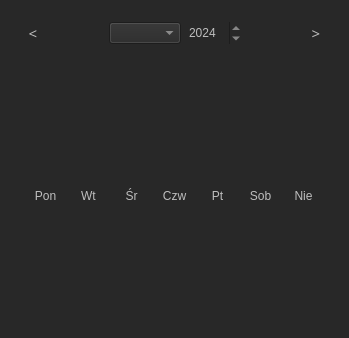
Qt form src/mainwindow.ui (tototmek/PeriodCalendar) before a commit.
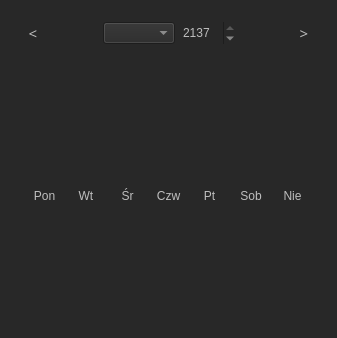
The same form after that commit.

The edit to the form file:
```diff
--- a/src/mainwindow.ui
+++ b/src/mainwindow.ui
@@ -6,7 +6,7 @@
    <rect>
     <x>0</x>
     <y>0</y>
-    <width>349</width>
+    <width>337</width>
     <height>338</height>
    </rect>
   </property>
@@ -121,6 +121,9 @@
        </item>
        <item>
         <widget class="QSpinBox" name="yearSpinBox">
+         <property name="styleSheet">
+          <string notr="true"/>
+         </property>
          <property name="frame">
           <bool>false</bool>
          </property>
@@ -131,7 +134,7 @@
           <number>2137</number>
          </property>
          <property name="value">
-          <number>2024</number>
+          <number>2137</number>
          </property>
         </widget>
        </item>
```
Left out of the diff: 4 changed lines with no effect on the pictures.
